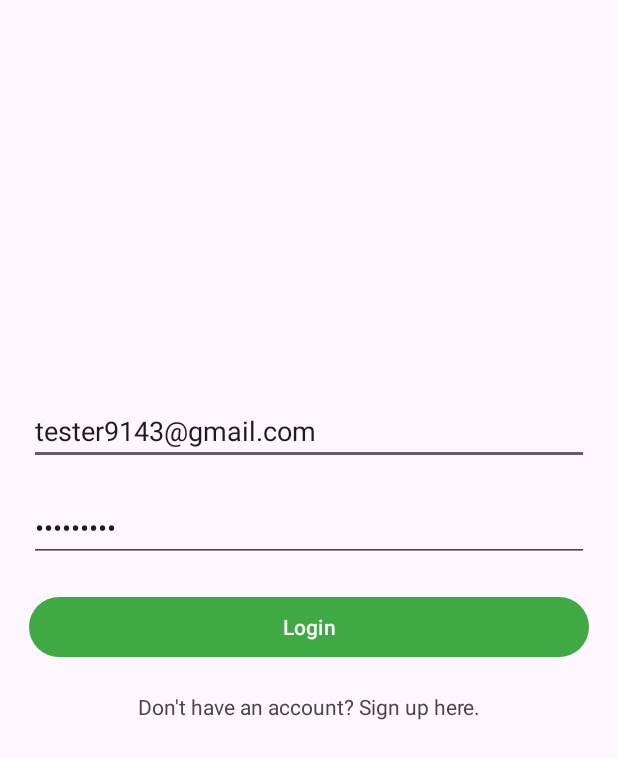
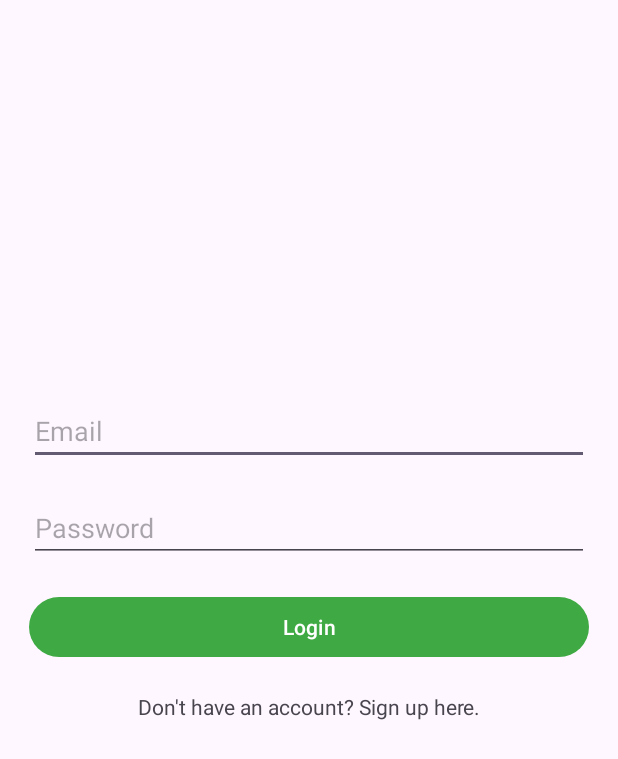
Before and after one commit to MilanAndroidIOSDeveloper/FrogTestApp, an Android app: the screen it shows after launch (SignInActivity), on a phone screen of 412 x 824 dp. Shown: the top 759 px of the screen. Run offline under Robolectric (Android 15) with nearby library versions, the phone set to English and light mode, and no system bars; our stand-ins replace Dagger/Hilt's generated code, Firebase (no records; nobody signed in at launch, a user with empty details on screens opened directly), sdp/ssp sizes.

Commit message:
Placeholder credentials removed

```diff
--- a/app/src/main/res/layout/fragment_login.xml
+++ b/app/src/main/res/layout/fragment_login.xml
@@ -22,7 +22,6 @@
             android:imeOptions="actionNext"
             android:importantForAutofill="no"
             android:inputType="textEmailAddress"
-            android:text="tester9143@gmail.com"
             app:layout_constraintEnd_toEndOf="parent"
             app:layout_constraintStart_toStartOf="parent"
             app:layout_constraintTop_toTopOf="parent" />
@@ -38,7 +37,6 @@
             android:imeOptions="actionDone"
             android:importantForAutofill="no"
             android:inputType="textPassword"
-            android:text="Test@1234"
             app:layout_constraintEnd_toEndOf="parent"
             app:layout_constraintStart_toStartOf="parent"
             app:layout_constraintTop_toBottomOf="@+id/emailEditText" />
```
